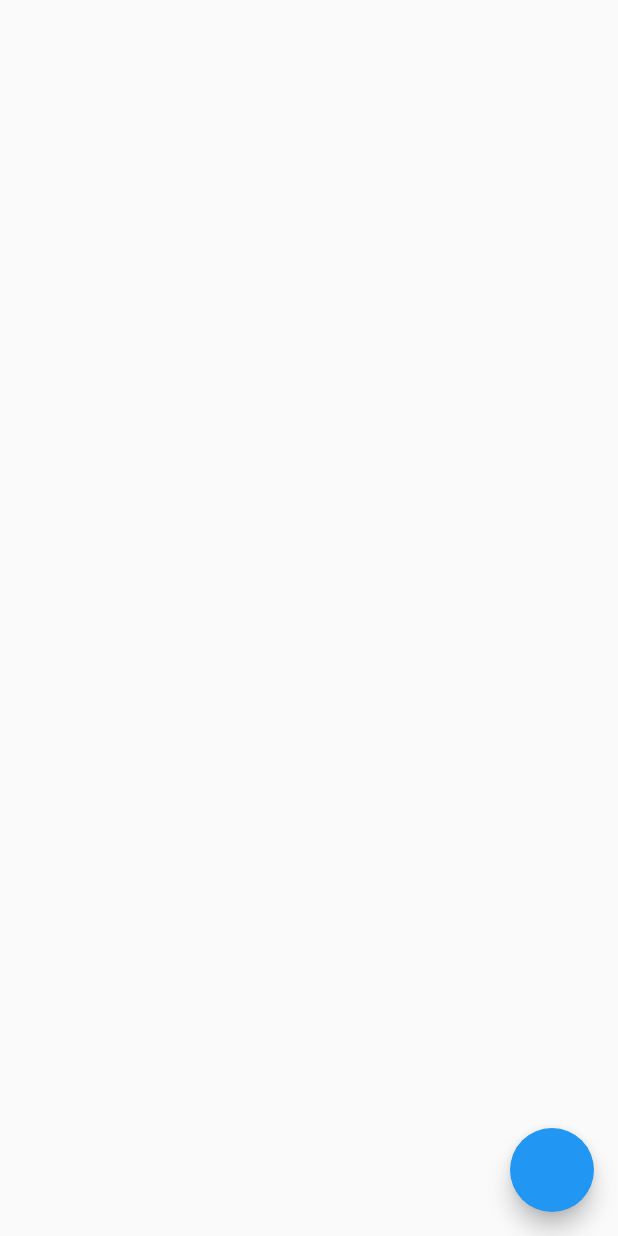
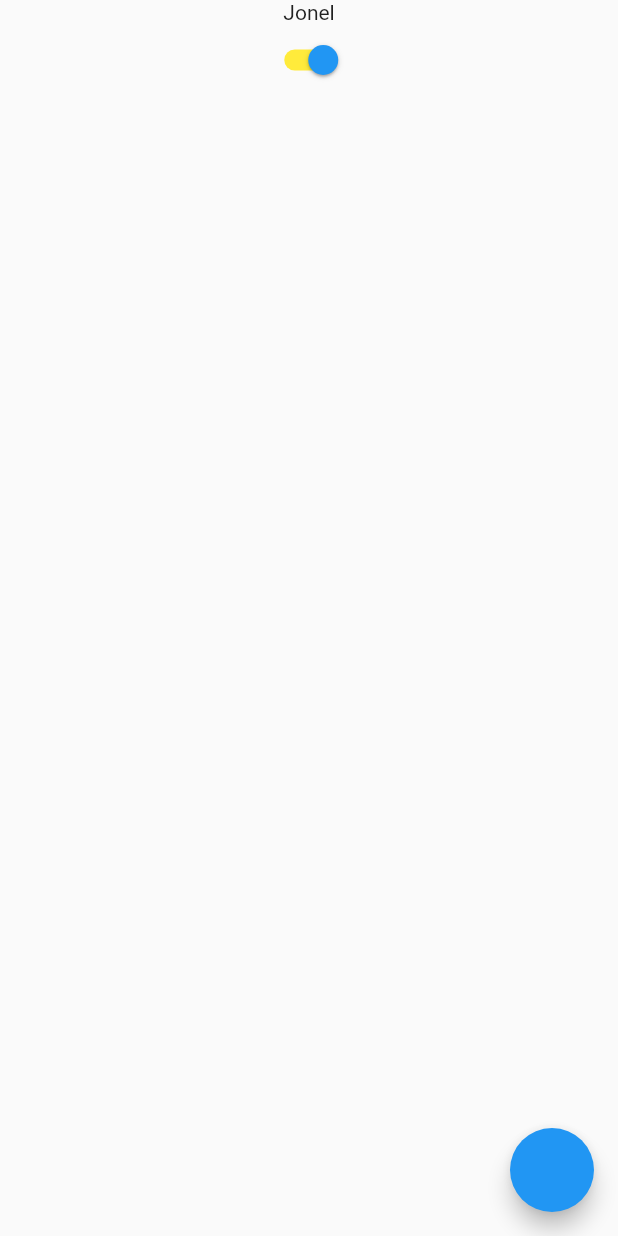
Before and after one commit to joneldominic/personal-finance-management-app, a Flutter app: the screen it shows after launch, on a phone screen of 412 x 824 dp. Run offline on Flutter 3.47's test engine with Material 2 defaults, Android fonts, the light colour scheme and no system bars; our stand-ins replace freezed_annotation, logger, stacked, stacked_core, stacked_services; generated files the repository leaves out were written again.

Commit message:
Implement Basic Theme Toggle

```diff
--- a/lib/app.dart
+++ b/lib/app.dart
@@ -1,11 +1,14 @@
 import 'package:flutter/material.dart';
+import 'package:personal_finance_management_app/app/app.locator.dart';
 import 'package:personal_finance_management_app/app/app.router.dart';
+import 'package:personal_finance_management_app/services/theme_service.dart';
+import 'package:stacked/stacked.dart';
 import 'package:stacked_services/stacked_services.dart';
 
 class PersonalFinanceManagementApp extends StatelessWidget {
   const PersonalFinanceManagementApp({Key? key}) : super(key: key);
 
-  @override
+/*   @override
   Widget build(BuildContext context) {
     return MaterialApp(
       title: 'Flutter Demo',
@@ -16,5 +19,38 @@ class PersonalFinanceManagementApp extends StatelessWidget {
       navigatorKey: StackedService.navigatorKey,
       onGenerateRoute: StackedRouter().onGenerateRoute,
     );
+  } */
+
+  @override
+  Widget build(BuildContext context) {
+    // Using the reactive constructor gives you the traditional ViewModel
+    // binding which will execute the builder again when notifyListeners is called.
+    return ViewModelBuilder<PersonalFinanceManagementAppViewModel>.reactive(
+      viewModelBuilder: () => PersonalFinanceManagementAppViewModel(),
+      builder: (context, viewModel, child) => MaterialApp(
+        title: 'Flutter Demo',
+        theme: ThemeData(
+          primarySwatch: Colors.blue,
+          visualDensity: VisualDensity.adaptivePlatformDensity,
+        ),
+        darkTheme: ThemeData(
+          primarySwatch: Colors.brown,
+          visualDensity: VisualDensity.adaptivePlatformDensity,
+        ),
+        themeMode: viewModel.getThemeMode(),
+        navigatorKey: StackedService.navigatorKey,
+        onGenerateRoute: StackedRouter().onGenerateRoute,
+      ),
+    );
   }
 }
+
+class PersonalFinanceManagementAppViewModel extends ReactiveViewModel {
+  final _themeService = locator<ThemeService>();
+
+  @override
+  List<ReactiveServiceMixin> get reactiveServices => [_themeService];
+
+  ThemeMode getThemeMode() =>
+      _themeService.isLightTheme ? ThemeMode.light : ThemeMode.dark;
+}
--- a/lib/app/app.dart
+++ b/lib/app/app.dart
@@ -1,3 +1,4 @@
+import 'package:personal_finance_management_app/services/theme_service.dart';
 import 'package:personal_finance_management_app/ui/views/details/details_view.dart';
 import 'package:personal_finance_management_app/ui/views/home/home_view.dart';
 import 'package:personal_finance_management_app/ui/views/startup/startup_view.dart';
@@ -9,7 +10,8 @@ import 'package:stacked_services/stacked_services.dart';
   CupertinoRoute(page: HomeView),
   CupertinoRoute(page: DetailsView),
 ], dependencies: [
-  LazySingleton(classType: NavigationService)
+  LazySingleton(classType: NavigationService),
+  LazySingleton(classType: ThemeService)
 ], logger: StackedLogger())
 class AppSetup {
   /** Serves no purpose besides having an annotation attached to it */
--- a/lib/app/app.locator.dart
+++ b/lib/app/app.locator.dart
@@ -9,6 +9,8 @@
 import 'package:stacked_core/stacked_core.dart';
 import 'package:stacked_services/stacked_services.dart';
 
+import '../services/theme_service.dart';
+
 final locator = StackedLocator.instance;
 
 Future<void> setupLocator(
@@ -19,4 +21,5 @@ Future<void> setupLocator(
 
 // Register dependencies
   locator.registerLazySingleton(() => NavigationService());
+  locator.registerLazySingleton(() => ThemeService());
 }
--- /dev/null
+++ b/lib/services/theme_service.dart
@@ -0,0 +1,14 @@
+import 'package:stacked/stacked.dart';
+
+class ThemeService with ReactiveServiceMixin {
+  ThemeService() {
+    listenToReactiveValues([_isLightTheme]);
+  }
+
+  final ReactiveValue<bool> _isLightTheme = ReactiveValue<bool>(true);
+  bool get isLightTheme => _isLightTheme.value;
+
+  void toggleTheme() {
+    _isLightTheme.value = !_isLightTheme.value;
+  }
+}
--- a/lib/ui/views/startup/startup_view.dart
+++ b/lib/ui/views/startup/startup_view.dart
@@ -20,7 +20,19 @@ class StartUpView extends StatelessWidget {
           onPressed: model.doSomething,
         ),
         body: Center(
-          child: Text(model.title),
+          child: Column(
+            children: [
+              Text(model.title),
+              Switch(
+                onChanged: model.toggleTheme,
+                value: model.getThemeMode(),
+                activeColor: Colors.blue,
+                activeTrackColor: Colors.yellow,
+                inactiveThumbColor: Colors.redAccent,
+                inactiveTrackColor: Colors.orange,
+              )
+            ],
+          ),
         ),
       ),
       viewModelBuilder: () => StartUpViewModel(),
--- a/lib/ui/views/startup/startup_viewmodel.dart
+++ b/lib/ui/views/startup/startup_viewmodel.dart
@@ -1,6 +1,7 @@
 import 'package:personal_finance_management_app/app/app.locator.dart';
 import 'package:personal_finance_management_app/app/app.logger.dart';
 import 'package:personal_finance_management_app/app/app.router.dart';
+import 'package:personal_finance_management_app/services/theme_service.dart';
 import 'package:stacked/stacked.dart';
 import 'package:stacked_services/stacked_services.dart';
 
@@ -10,18 +11,30 @@ import 'package:stacked_services/stacked_services.dart';
 
 class StartUpViewModel extends BaseViewModel {
   final _navigationService = locator<NavigationService>();
+  final _themeService = locator<ThemeService>();
+  final _logger = getLogger("StartUpViewModel");
 
-  String title = '';
+  String title = 'Jonel';
 
   void doSomething() {
-    final logger = getLogger("StartUpViewModel");
-    logger.v("Verbose log", "test");
-    logger.d("Debug log");
-    logger.i("Info log");
-    logger.w("Warning log");
-    logger.e("Error log");
-    logger.wtf("What a terrible failure log");
+    _logger.v("Verbose log", "test");
+    _logger.d("Debug log");
+    _logger.i("Info log");
+    _logger.w("Warning log");
+    _logger.e("Error log");
+    _logger.wtf("What a terrible failure log");
 
     _navigationService.navigateTo(Routes.homeView);
   }
+
+  bool getThemeMode() {
+    _logger.i(_themeService.isLightTheme);
+    return _themeService.isLightTheme;
+  }
+
+  void toggleTheme(bool _) {
+    _themeService.toggleTheme();
+    title = _themeService.isLightTheme ? "Light" : "Dark";
+    notifyListeners();
+  }
 }
```
